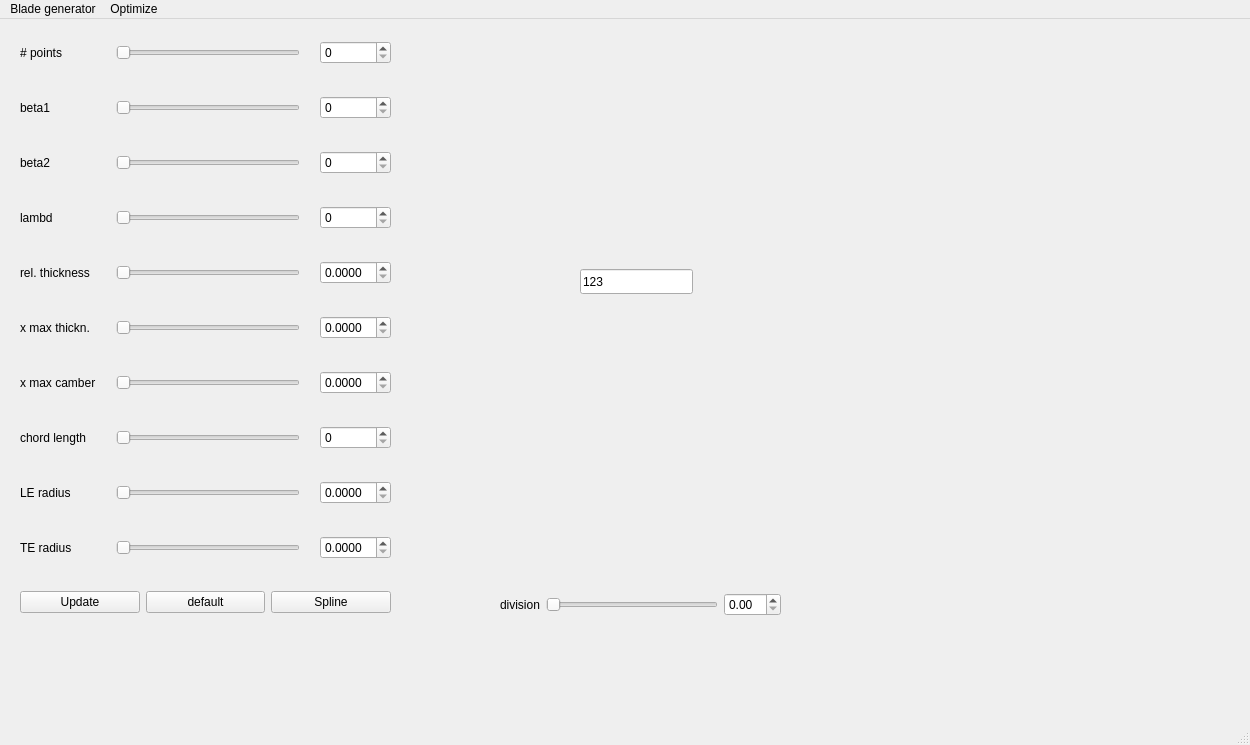
Above: scripts/UI/qtdesigner/mainwindow_v1.ui from badabush/Blade-Optimization-Tool before the change. Below: the same form after it.
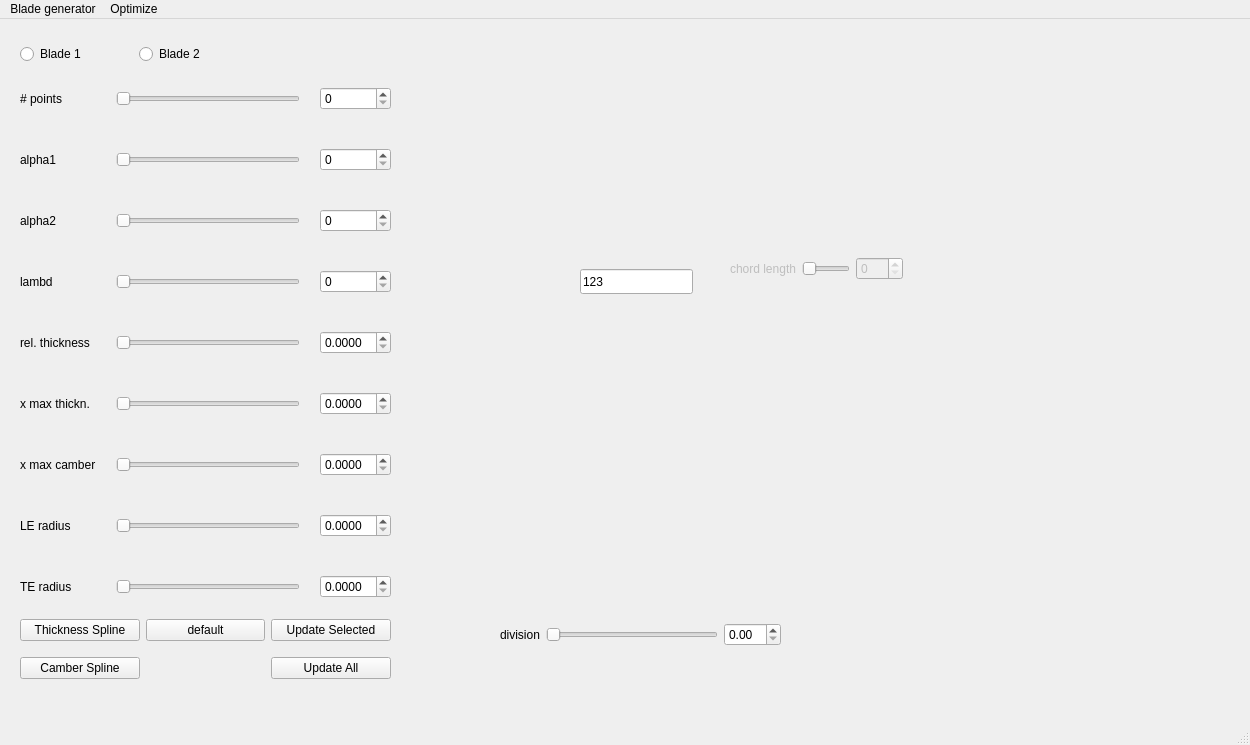
That is the form after the change.

Commit message: ref #10 : fixing tandem blade generation, adding option to modify tandem blades seperately, fixing bug #11 , making thickness distribution V2 default, adding several Widgets in GUI for controlling tandems, adding Hotkeys for SG/TD V1/V2

Patch:
```diff
--- a/scripts/UI/qtdesigner/mainwindow_v1.ui
+++ b/scripts/UI/qtdesigner/mainwindow_v1.ui
@@ -18,7 +18,7 @@
     <property name="geometry">
      <rect>
       <x>20</x>
-      <y>20</y>
+      <y>60</y>
       <width>371</width>
       <height>532</height>
      </rect>
@@ -40,7 +40,7 @@
      <item row="1" column="0">
       <widget class="QLabel" name="label">
        <property name="text">
-        <string>beta1</string>
+        <string>alpha1</string>
        </property>
       </widget>
      </item>
@@ -65,13 +65,6 @@
        </property>
       </widget>
      </item>
-     <item row="7" column="1">
-      <widget class="QSlider" name="slider_lchord">
-       <property name="orientation">
-        <enum>Qt::Horizontal</enum>
-       </property>
-      </widget>
-     </item>
      <item row="2" column="1">
       <widget class="QSlider" name="slider_beta2">
        <property name="orientation">
@@ -82,14 +75,7 @@
      <item row="2" column="0">
       <widget class="QLabel" name="label_3">
        <property name="text">
-        <string>beta2</string>
-       </property>
-      </widget>
-     </item>
-     <item row="7" column="0">
-      <widget class="QLabel" name="label_8">
-       <property name="text">
-        <string>chord length</string>
+        <string>alpha2</string>
        </property>
       </widget>
      </item>
@@ -114,7 +100,7 @@
        </property>
       </widget>
      </item>
-     <item row="8" column="0">
+     <item row="7" column="0">
       <widget class="QLabel" name="label_9">
        <property name="text">
         <string>LE radius</string>
@@ -128,7 +114,7 @@
        </property>
       </widget>
      </item>
-     <item row="9" column="0">
+     <item row="8" column="0">
       <widget class="QLabel" name="label_10">
        <property name="text">
         <string>TE radius</string>
@@ -142,7 +128,7 @@
        </property>
       </widget>
      </item>
-     <item row="8" column="1">
+     <item row="7" column="1">
       <widget class="QSlider" name="slider_thle">
        <property name="orientation">
         <enum>Qt::Horizontal</enum>
@@ -163,7 +149,7 @@
        </property>
       </widget>
      </item>
-     <item row="9" column="1">
+     <item row="8" column="1">
       <widget class="QSlider" name="slider_thte">
        <property name="orientation">
         <enum>Qt::Horizontal</enum>
@@ -209,7 +195,7 @@
        </property>
       </widget>
      </item>
-     <item row="8" column="2">
+     <item row="7" column="2">
       <widget class="QDoubleSpinBox" name="val_thle">
        <property name="enabled">
         <bool>true</bool>
@@ -222,7 +208,7 @@
        </property>
       </widget>
      </item>
-     <item row="9" column="2">
+     <item row="8" column="2">
       <widget class="QDoubleSpinBox" name="val_thte">
        <property name="enabled">
         <bool>true</bool>
@@ -287,19 +273,6 @@
        </property>
       </widget>
      </item>
-     <item row="7" column="2">
-      <widget class="QDoubleSpinBox" name="val_lchord">
-       <property name="enabled">
-        <bool>true</bool>
-       </property>
-       <property name="decimals">
-        <number>0</number>
-       </property>
-       <property name="singleStep">
-        <double>0.000000000000000</double>
-       </property>
-      </widget>
-     </item>
     </layout>
    </widget>
    <widget class="QWidget" name="fig_widget" native="true">
@@ -308,7 +281,7 @@
       <x>500</x>
       <y>20</y>
       <width>581</width>
-      <height>531</height>
+      <height>551</height>
      </rect>
     </property>
     <widget class="QLineEdit" name="returned_values">
@@ -324,12 +297,60 @@
       <string>123</string>
      </property>
     </widget>
+    <widget class="QWidget" name="horizontalLayoutWidget">
+     <property name="geometry">
+      <rect>
+       <x>230</x>
+       <y>190</y>
+       <width>173</width>
+       <height>80</height>
+      </rect>
+     </property>
+     <layout class="QHBoxLayout" name="horizontalLayout_2">
+      <item>
+       <widget class="QLabel" name="label_8">
+        <property name="enabled">
+         <bool>false</bool>
+        </property>
+        <property name="text">
+         <string>chord length</string>
+        </property>
+       </widget>
+      </item>
+      <item>
+       <widget class="QSlider" name="slider_lchord">
+        <property name="enabled">
+         <bool>false</bool>
+        </property>
+        <property name="orientation">
+         <enum>Qt::Horizontal</enum>
+        </property>
+       </widget>
+      </item>
+      <item>
+       <widget class="QDoubleSpinBox" name="val_lchord">
+        <property name="enabled">
+         <bool>false</bool>
+        </property>
+        <property name="decimals">
+         <number>0</number>
+        </property>
+        <property name="singleStep">
+         <double>0.000000000000000</double>
+        </property>
+       </widget>
+      </item>
+     </layout>
+     <zorder>slider_lchord</zorder>
+     <zorder>label_8</zorder>
+     <zorder>val_lchord</zorder>
+    </widget>
    </widget>
    <widget class="QWidget" name="gridLayoutWidget_2">
     <property name="geometry">
      <rect>
       <x>500</x>
-      <y>560</y>
+      <y>590</y>
       <width>281</width>
       <height>51</height>
      </rect>
@@ -364,34 +385,80 @@
      </item>
     </layout>
    </widget>
-   <widget class="QWidget" name="">
+   <widget class="QWidget" name="horizontalLayoutWidget_2">
     <property name="geometry">
      <rect>
       <x>20</x>
-      <y>570</y>
+      <y>20</y>
+      <width>232</width>
+      <height>31</height>
+     </rect>
+    </property>
+    <layout class="QHBoxLayout" name="horizontalLayout_3">
+     <item>
+      <widget class="QRadioButton" name="radio_blade1">
+       <property name="text">
+        <string>Blade 1</string>
+       </property>
+      </widget>
+     </item>
+     <item>
+      <widget class="QRadioButton" name="radio_blade2">
+       <property name="text">
+        <string>Blade 2</string>
+       </property>
+      </widget>
+     </item>
+    </layout>
+   </widget>
+   <widget class="QWidget" name="gridLayoutWidget_3">
+    <property name="geometry">
+     <rect>
+      <x>20</x>
+      <y>590</y>
       <width>371</width>
-      <height>27</height>
+      <height>80</height>
      </rect>
     </property>
-    <layout class="QHBoxLayout" name="horizontalLayout">
-     <item>
-      <widget class="QPushButton" name="btn_update">
-       <property name="text">
-        <string>Update</string>
-       </property>
-      </widget>
-     </item>
-     <item>
+    <layout class="QGridLayout" name="gridLayout_3">
+     <item row="0" column="1">
       <widget class="QPushButton" name="btn_default">
        <property name="text">
         <string>default</string>
        </property>
       </widget>
      </item>
-     <item>
-      <widget class="QPushButton" name="btn_spline">
+     <item row="0" column="2">
+      <widget class="QPushButton" name="btn_update_sel">
        <property name="text">
-        <string>Spline</string>
+        <string>Update Selected</string>
+       </property>
+       <property name="shortcut">
+        <string>Ctrl+R</string>
+       </property>
+      </widget>
+     </item>
+     <item row="0" column="0">
+      <widget class="QPushButton" name="btn_spline_th">
+       <property name="text">
+        <string>Thickness Spline</string>
+       </property>
+      </widget>
+     </item>
+     <item row="1" column="0">
+      <widget class="QPushButton" name="btn_spline_camber">
+       <property name="text">
+        <string>Camber Spline</string>
+       </property>
+      </widget>
+     </item>
+     <item row="1" column="2">
+      <widget class="QPushButton" name="btn_update_all">
+       <property name="text">
+        <string>Update All</string>
+       </property>
+       <property name="shortcut">
+        <string>Ctrl+R</string>
        </property>
       </widget>
      </item>
```
Left out of the diff: 24 changed lines with no effect on the pictures. The commit also changes 15 other files.
